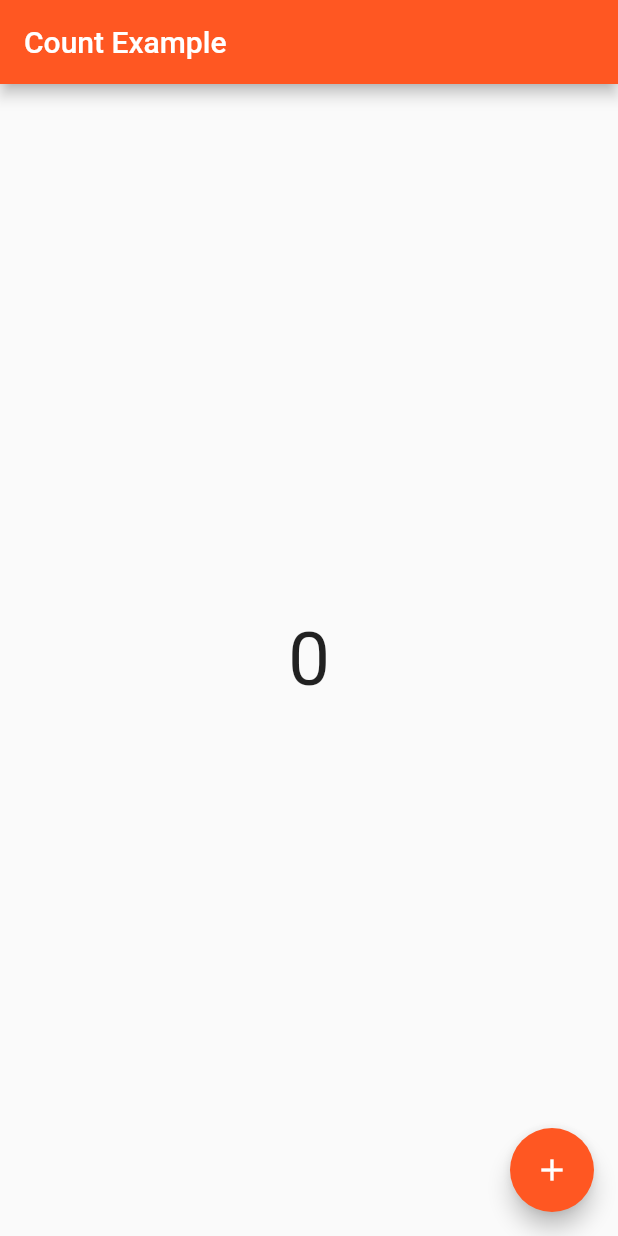
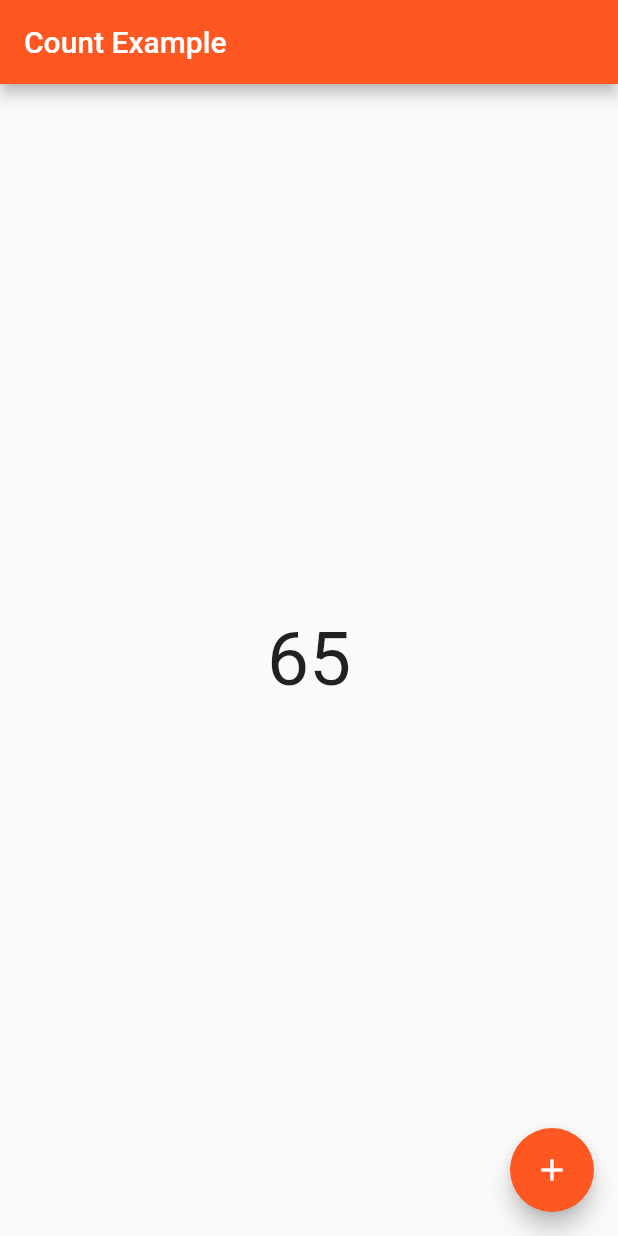
Before and after one commit to ashishpandey2600/StateManagementflutter, a Flutter app: the Count screen opened directly, after a tap on the "add" icon, on a phone screen of 412 x 824 dp. Run offline on Flutter 3.47's test engine with Material 2 defaults, Android fonts, the light colour scheme and no system bars.

Commit message:
count incremant Timer example with provided added

```diff
--- a/statemagementflutter/lib/main.dart
+++ b/statemagementflutter/lib/main.dart
@@ -1,5 +1,6 @@
 import 'package:flutter/material.dart';
 import 'package:provider/provider.dart';
+import 'package:statemagementflutter/provider/count_provider.dart';
 import 'package:statemagementflutter/screen/count.dart';
 
 void main() {
@@ -17,9 +18,7 @@ class _MyAppState extends State<MyApp> {
   @override
   Widget build(BuildContext context) {
     return ChangeNotifierProvider(
-      create: (_) {
-        const Count();
-      },
+      create: (context)=>CountProvider(),
       child: MaterialApp(
         theme: ThemeData(primarySwatch: Colors.deepOrange),
         title: "Provider ",
--- a/statemagementflutter/lib/provider/count_provider.dart
+++ b/statemagementflutter/lib/provider/count_provider.dart
@@ -3,6 +3,11 @@ import 'package:flutter/material.dart';
 import 'package:flutter/foundation.dart';
 
 class CountProvider with ChangeNotifier {
-  int _count = 0;
+  int _count = 50;
   int get count => _count;
+
+  void setCount() {
+    _count++;
+    notifyListeners();
+  }
 }
--- a/statemagementflutter/lib/screen/count.dart
+++ b/statemagementflutter/lib/screen/count.dart
@@ -1,3 +1,5 @@
+import 'dart:async';
+
 import 'package:flutter/material.dart';
 import 'package:provider/provider.dart';
 import 'package:statemagementflutter/provider/count_provider.dart';
@@ -10,18 +12,44 @@ class Count extends StatefulWidget {
 }
 
 class _CountState extends State<Count> {
+
+  @override
+  void initState() { // a function started primarily
+    super.initState();
+    final countProvider = Provider.of<CountProvider>(context, listen: false);
+    Timer.periodic(Duration(seconds: 1), (timer) {
+      countProvider.setCount();
+    });
+  }
+
   @override
   Widget build(BuildContext context) {
-   var countProvider = Provider.of<CountProvider>(context);
+    final countProvider = Provider.of<CountProvider>(context, listen: false);
+    print("Build");
     return Scaffold(
-      appBar: AppBar(title: Text("Count Example")),
+      appBar: AppBar(title: const Text("Count Example")),
       body: Center(
-        child: Text(countProvider.count.toString(),style: TextStyle(fontSize: 50),),
+        child: Consumer<CountProvider>(
+          builder: (context, value, child) {
+            ifbuild();
+            return Text(
+              value.count.toString(),
+              style: const TextStyle(fontSize: 50),
+            );
+          },
+        ),
       ),
       floatingActionButton: FloatingActionButton(
-        onPressed: () {},
-        child: Icon(Icons.add),
+        onPressed: () {
+          countProvider.setCount();
+          // context.read<CountProvider>().setCount();
+        },
+        child: const Icon(Icons.add),
       ),
     );
   }
+
+  void ifbuild() {
+    print("text build");
+  }
 }
```
